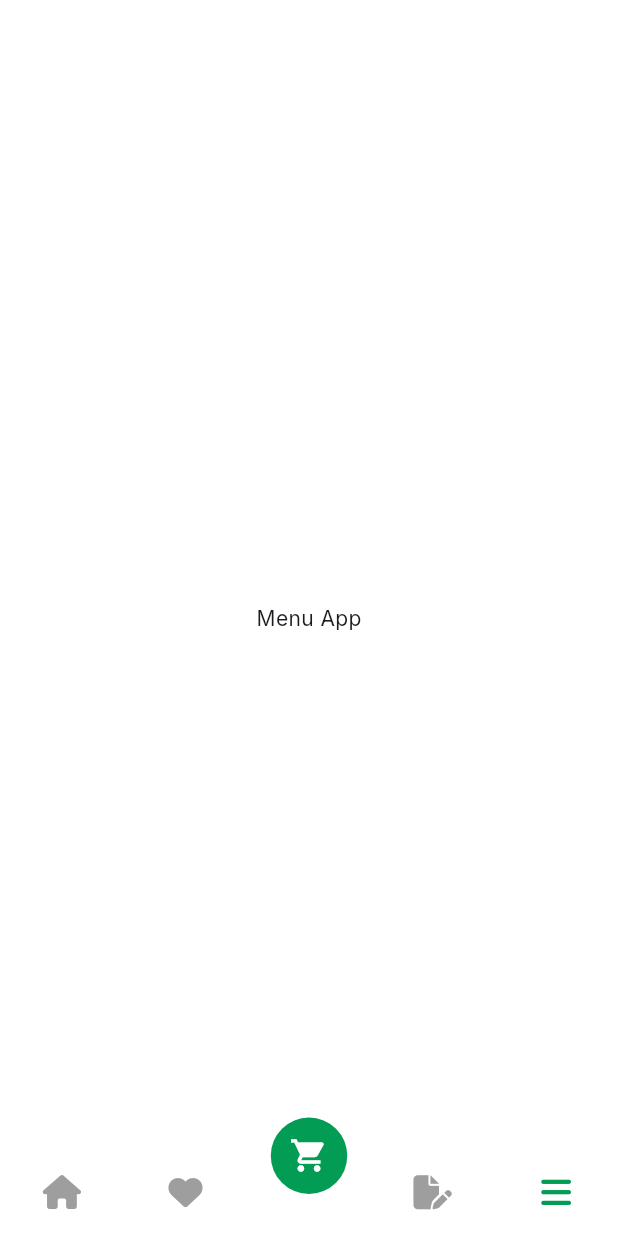
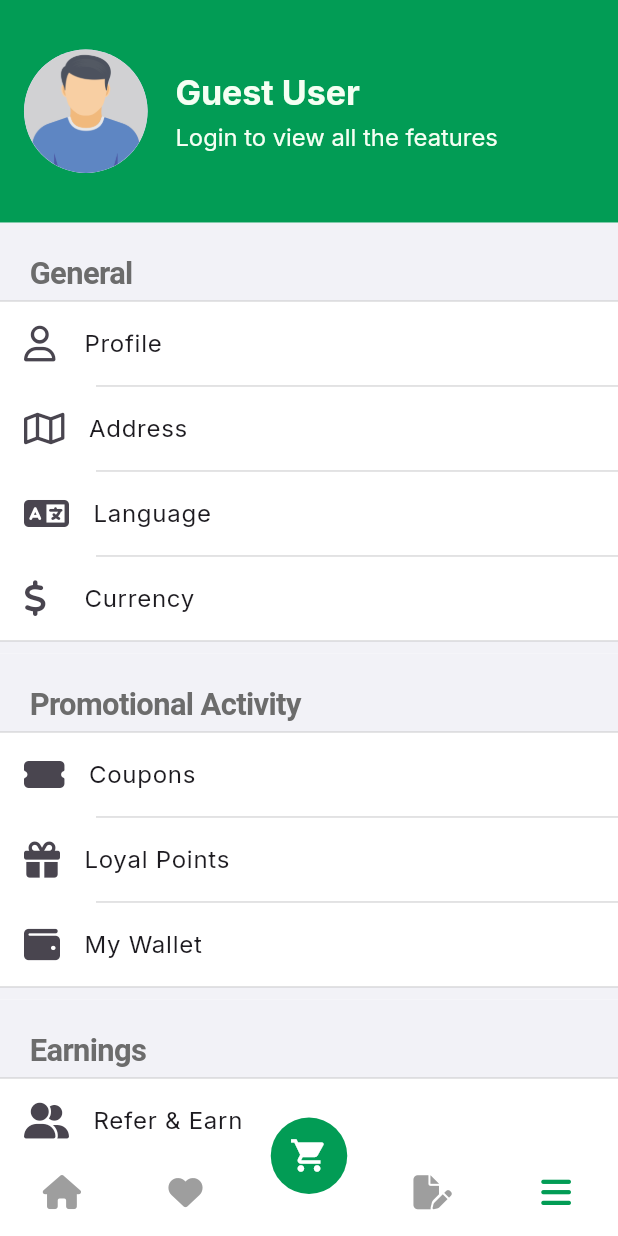
Before and after one commit to Sadman-123/6Bites, a Flutter app: the screen it shows after launch, item 5 of the bottom bar chosen, on a phone screen of 412 x 824 dp. Run offline on Flutter 3.47's test engine with Material 3 defaults, Android fonts, the light colour scheme and no system bars; drawn by our look-alikes of persistent_bottom_nav_bar; our stand-ins replace carousel_slider, flutter_rating_bar, font_awesome_flutter, get, loading_animation_widget; network calls fail.

Commit message:
menu page also done for app

```diff
--- a/lib/presentation_layer/ui/screens/app_pages/menu_app.dart
+++ b/lib/presentation_layer/ui/screens/app_pages/menu_app.dart
@@ -1,14 +1,132 @@
+import 'package:flutter/cupertino.dart';
 import 'package:flutter/material.dart';
+import 'package:font_awesome_flutter/font_awesome_flutter.dart';
 class MenuApp extends StatelessWidget{
   @override
   Widget build(BuildContext context) {
+    var mdw=MediaQuery.of(context).size.width;
+    var mdh=MediaQuery.of(context).size.height;
     return Scaffold(
-      appBar: AppBar(),
-      body: Container(
-        color: Colors.white,
-        child: Center(
-          child: Text('Menu App'),
+      appBar: AppBar(
+        toolbarHeight: mdh*0.18,
+        backgroundColor: Color(0xFF029c55),
+        title: Row(
+          mainAxisAlignment: MainAxisAlignment.start,
+          children: [
+            CircleAvatar(
+              radius: mdw*0.1,
+              backgroundImage: AssetImage('assets/stickers/man.png'),
+            ),
+            SizedBox(width: mdw*0.045,),
+            Column(
+              crossAxisAlignment: CrossAxisAlignment.start,
+              children: [
+                Text('Guest User',style: TextStyle(fontSize: mdw*0.055,fontWeight: FontWeight.bold,color: Color(0xFFf5fff3)),),
+                SizedBox(
+                  height: mdh*0.006,
+                ),
+                Text('Login to view all the features',style: TextStyle(fontSize: mdw*0.0385,color: Color(0xFFf5fff3)),),
+              ],
+            ),
+          ],
         ),
+      ),
+      body: SingleChildScrollView(
+        child: Container(
+          color: Colors.white,
+          child: Column(
+            children: [
+              Container(
+                child: CupertinoListSection(
+                  header: Text('General',style: TextStyle(fontSize: mdw*0.05,fontWeight: FontWeight.bold),),
+                  children: [
+                   ListTile(
+                     title: Text('Profile'),
+                     leading: FaIcon(FontAwesomeIcons.user),
+                   ),
+                    ListTile(
+                      title: Text('Address'),
+                      leading: FaIcon(FontAwesomeIcons.map),
+                    ),
+                    ListTile(
+                      title: Text('Language'),
+                      leading: FaIcon(FontAwesomeIcons.language),
+                    ),
+                    ListTile(
+                      title: Text('Currency'),
+                      leading: FaIcon(FontAwesomeIcons.dollarSign),
+                    ),
+
+                  ],
+                ),
+              ),
+              CupertinoListSection(
+                header: Text('Promotional Activity',style: TextStyle(fontSize: mdw*0.05,fontWeight: FontWeight.bold),),
+                children: [
+                  ListTile(
+                    title: Text('Coupons'),
+                    leading: FaIcon(FontAwesomeIcons.ticketAlt),
+                  ),
+                  ListTile(
+                    title: Text('Loyal Points'),
+                    leading: FaIcon(FontAwesomeIcons.gift),
+                  ),
+                  ListTile(
+                    title: Text('My Wallet'),
+                    leading: FaIcon(FontAwesomeIcons.wallet),
+                  ),
+                ],
+              ),
+              CupertinoListSection(
+                header: Text('Earnings',style: TextStyle(fontSize: mdw*0.05,fontWeight: FontWeight.bold),),
+                children: [
+                  ListTile(
+                    title: Text('Refer & Earn'),
+                    leading: FaIcon(FontAwesomeIcons.userFriends),
+                  ),
+                  ListTile(
+                    title: Text('Join as a Delivery Man'),
+                    leading: FaIcon(FontAwesomeIcons.userTie),
+                  ),
+                  ListTile(
+                    title: Text('Open Restaurant'),
+                    leading: FaIcon(FontAwesomeIcons.utensils),
+                  ),
+                ],
+              ),
+              CupertinoListSection(
+                header: Text('Help & Support',style: TextStyle(fontSize: mdw*0.05,fontWeight: FontWeight.bold),),
+                children: [
+                  ListTile(
+                    title: Text("Live Chat"),
+                    leading: FaIcon(FontAwesomeIcons.commentDots),
+                  ),
+                  ListTile(
+                    title: Text("Help & Support"),
+                    leading: FaIcon(FontAwesomeIcons.questionCircle),
+                  ),
+                  ListTile(
+                    title: Text("Privacy Policy"),
+                    leading: FaIcon(FontAwesomeIcons.userShield),
+                  ),
+                  ListTile(
+                    title: Text("Refund Policy"),
+                    leading: FaIcon(FontAwesomeIcons.handHoldingUsd),
+                  ),
+                  ListTile(
+                    title: Text("Cancellation Policy"),
+                    leading: FaIcon(FontAwesomeIcons.ban),
+                  ),
+                  ListTile(
+                    title: Text("Shipping Policy"),
+                    leading: FaIcon(FontAwesomeIcons.shippingFast),
+                  ),
+
+                ],
+              ),
+            ],
+          ),
+          ),
       ),
     );
   }
```
Also changed, not shown: assets/stickers/man.png (added).
